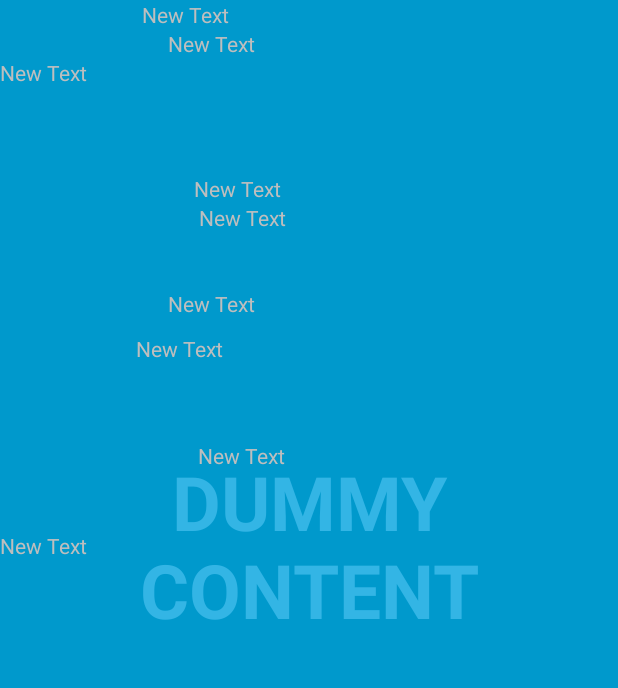
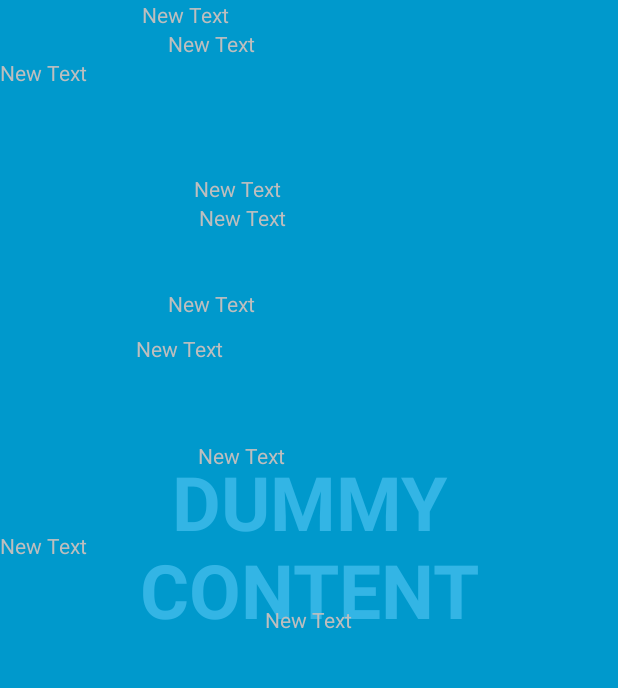
Before and after one commit to kirayatail/sizematters, an Android app: the screen it shows after launch (MainActivity), on a phone screen of 412 x 824 dp, the part 72-760 px from its top. Run offline under Robolectric (Android 15) with nearby library versions, the light colour scheme and no system bars.

Commit message:
working messurement

```diff
--- a/SizeMatters/app/src/main/res/layout/activity_main.xml
+++ b/SizeMatters/app/src/main/res/layout/activity_main.xml
@@ -27,7 +27,8 @@
         <LinearLayout
             android:orientation="vertical"
             android:layout_width="fill_parent"
-            android:layout_height="fill_parent">
+            android:layout_height="fill_parent"
+            android:weightSum="1">
 
             <TextView
                 android:layout_width="222dp"
@@ -92,6 +93,14 @@
                 android:id="@+id/distanceZ"
                 android:layout_gravity="center_vertical" />
 
+            <TextView
+                android:layout_width="wrap_content"
+                android:layout_height="wrap_content"
+                android:text="New Text"
+                android:id="@+id/accuresity"
+                android:layout_gravity="center_horizontal"
+                android:layout_weight="0.28" />
+
         </LinearLayout>
     </FrameLayout>
 
```
Also changed, not shown: SizeMatters/app/src/main/java/edu/chl/startup/sizematters/app/MainActivity.java (+43 -5 lines).
